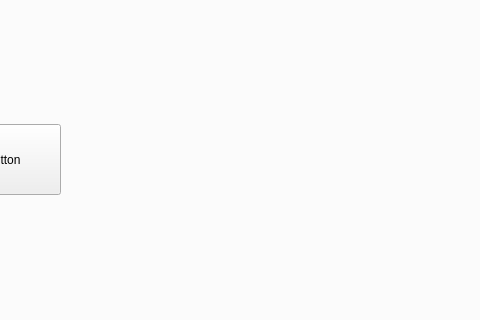
ElenaBusch1/slice-testboard, file sliceboard.ui: the form before one commit; both pictures show x 521 to 1001 and y 181 to 501 of the 1309 by 806 pixel window.
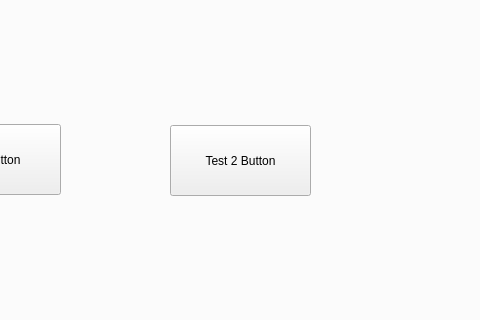
The form after the commit.

Commit message: Added 2nd test button for IC writes

```diff
--- a/sliceboard.ui
+++ b/sliceboard.ui
@@ -37,6 +37,19 @@
          <string>Test Button</string>
         </property>
        </widget>
+       <widget class="QPushButton" name="test2Button">
+        <property name="geometry">
+         <rect>
+          <x>680</x>
+          <y>271</y>
+          <width>141</width>
+          <height>71</height>
+         </rect>
+        </property>
+        <property name="text">
+         <string>Test 2 Button</string>
+        </property>
+       </widget>
       </widget>
       <widget class="QWidget" name="laurocTab">
        <attribute name="title">
```
The commit also changes 1 other file.
